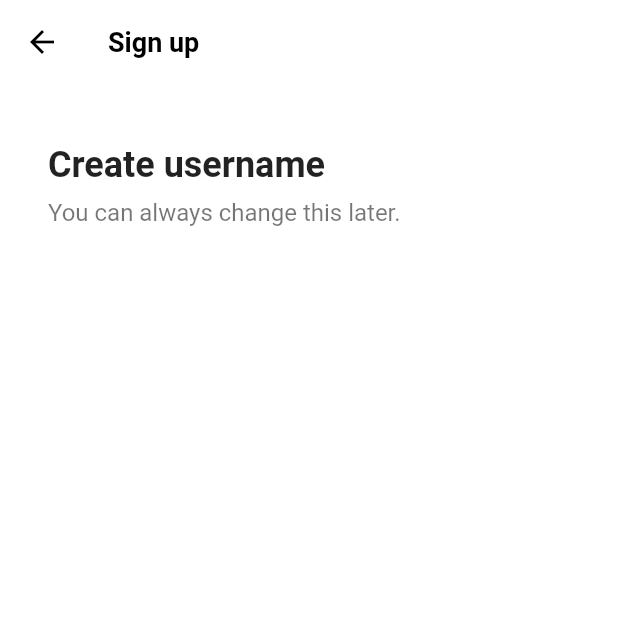
After one commit to kkosang/tiktok, a Flutter app: the screen it shows after launch, after a tap on "Use email & password", on a phone screen of 412 x 824 dp, the top half of it. The commit adds this screen. Run offline on Flutter 3.47's test engine with Material 2 defaults, Android fonts, the phone set to English and light mode, and no system bars; our stand-ins replace font_awesome_flutter.

Commit message:
feat: UI 구현 (Sing Up Form)

```diff
--- /dev/null
+++ b/lib/features/authentication/email_screen.dart
@@ -0,0 +1,39 @@
+import 'package:flutter/material.dart';
+import 'package:tiktok/constants/gaps.dart';
+import 'package:tiktok/constants/sizes.dart';
+
+class EmailScreen extends StatelessWidget {
+  const EmailScreen({super.key});
+
+  @override
+  Widget build(BuildContext context) {
+    return Scaffold(
+      appBar: AppBar(
+        title: const Text(
+          'Sign up',
+        ),
+      ),
+      body: const Padding(
+        padding: EdgeInsets.symmetric(horizontal: Sizes.size32),
+        child: Column(crossAxisAlignment: CrossAxisAlignment.start, children: [
+          Gaps.v40,
+          Text(
+            'Create username',
+            style: TextStyle(
+              fontSize: Sizes.size24,
+              fontWeight: FontWeight.w700,
+            ),
+          ),
+          Gaps.v8,
+          Text(
+            'You can always change this later.',
+            style: TextStyle(
+              fontSize: Sizes.size16,
+              color: Colors.black54,
+            ),
+          )
+        ]),
+      ),
+    );
+  }
+}
--- a/lib/features/authentication/sign_up_screen.dart
+++ b/lib/features/authentication/sign_up_screen.dart
@@ -2,6 +2,7 @@ import 'package:flutter/material.dart';
 import 'package:font_awesome_flutter/font_awesome_flutter.dart';
 import 'package:tiktok/constants/gaps.dart';
 import 'package:tiktok/constants/sizes.dart';
+import 'package:tiktok/features/authentication/email_screen.dart';
 import 'package:tiktok/features/authentication/login_screen.dart';
 import 'package:tiktok/features/authentication/widgets/auth_button.dart';
 
@@ -14,23 +15,33 @@ class SignUpScreen extends StatelessWidget {
     ));
   }
 
+  void onEmailLoginTap(BuildContext context) {
+    Navigator.of(context)
+        .push(MaterialPageRoute(builder: (context) => const EmailScreen()));
+  }
+
+  void onAppleLoginTap(BuildContext context) {
+    Navigator.of(context)
+        .push(MaterialPageRoute(builder: (context) => const EmailScreen()));
+  }
+
   @override
   Widget build(BuildContext context) {
     return Scaffold(
-      body: const SafeArea(
+      body: SafeArea(
         child: Padding(
-          padding: EdgeInsets.symmetric(
+          padding: const EdgeInsets.symmetric(
             horizontal: Sizes.size40,
           ),
           child: Column(children: [
             Gaps.v80,
-            Text(
+            const Text(
               'Sign up for TikTok',
               style: TextStyle(
                   fontSize: Sizes.size20, fontWeight: FontWeight.w700),
             ),
             Gaps.v20,
-            Text(
+            const Text(
               'Create a profile, follow other accounts, make your own videos, and more.',
               style: TextStyle(
                 fontSize: Sizes.size16,
@@ -40,11 +51,13 @@ class SignUpScreen extends StatelessWidget {
             ),
             Gaps.v40,
             AuthButton(
-                icon: FaIcon(FontAwesomeIcons.user),
+                onTapFunc: onEmailLoginTap,
+                icon: const FaIcon(FontAwesomeIcons.user),
                 text: "Use email & password"),
             Gaps.v14,
             AuthButton(
-                icon: FaIcon(FontAwesomeIcons.apple),
+                onTapFunc: onEmailLoginTap,
+                icon: const FaIcon(FontAwesomeIcons.apple),
                 text: "Continue with Apple"),
           ]),
         ),
--- a/lib/features/authentication/widgets/auth_button.dart
+++ b/lib/features/authentication/widgets/auth_button.dart
@@ -5,12 +5,19 @@ import 'package:tiktok/constants/sizes.dart';
 class AuthButton extends StatelessWidget {
   final String text;
   final FaIcon icon;
+  final void Function(BuildContext) onTapFunc;
 
-  const AuthButton({super.key, required this.text, required this.icon});
+  const AuthButton(
+      {super.key,
+      required this.text,
+      required this.icon,
+      required this.onTapFunc});
 
   @override
   Widget build(BuildContext context) {
-    return FractionallySizedBox(
+    return GestureDetector(
+      onTap: () => onTapFunc(context),
+      child: FractionallySizedBox(
         widthFactor: 1,
         child: Container(
           padding: const EdgeInsets.symmetric(
@@ -31,6 +38,7 @@ class AuthButton extends StatelessWidget {
             ],
           ),
         ),
+      ),
     );
   }
 }
--- a/lib/main.dart
+++ b/lib/main.dart
@@ -1,4 +1,5 @@
 import 'package:flutter/material.dart';
+import 'package:tiktok/constants/sizes.dart';
 import 'package:tiktok/features/authentication/sign_up_screen.dart';
 
 void main() {
@@ -13,8 +14,16 @@ class TikTokApp extends StatelessWidget {
     return MaterialApp(
       title: 'TikTok Clone',
       theme: ThemeData(
-        primaryColor: const Color(0xFFE9435A),
-      ),
+          scaffoldBackgroundColor: Colors.white,
+          primaryColor: const Color(0xFFE9435A),
+          appBarTheme: const AppBarTheme(
+              backgroundColor: Colors.white,
+              foregroundColor: Colors.black,
+              elevation: 0,
+              titleTextStyle: TextStyle(
+                  color: Colors.black,
+                  fontSize: Sizes.size16 + Sizes.size2,
+                  fontWeight: FontWeight.w600))),
       home: const SignUpScreen(),
     );
   }
```
Also changed, not shown: lib/features/authentication/login_screen.dart (+14 -6 lines), lib/features/authentication/username_screen.dart (added). Lines whose indentation alone changed are shown as unchanged.
